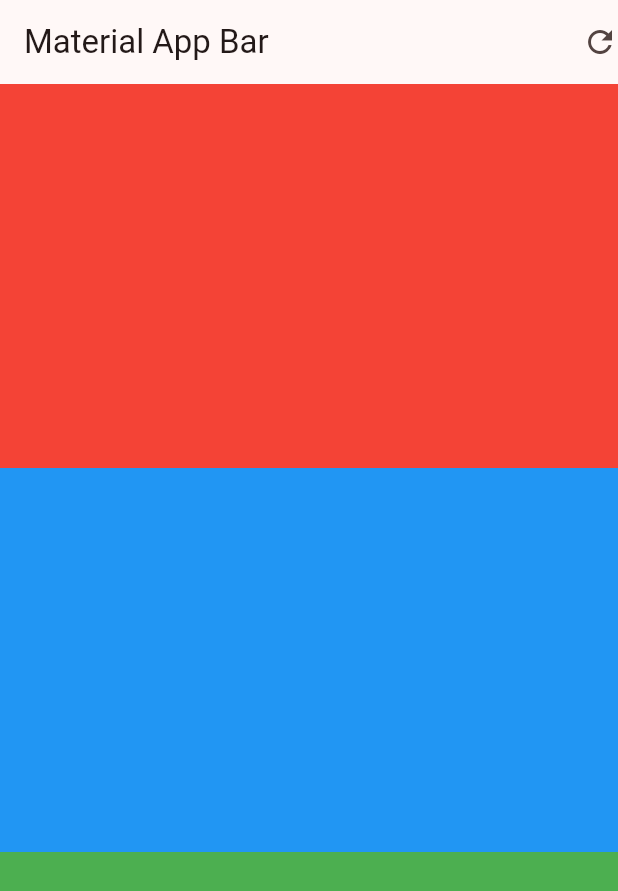
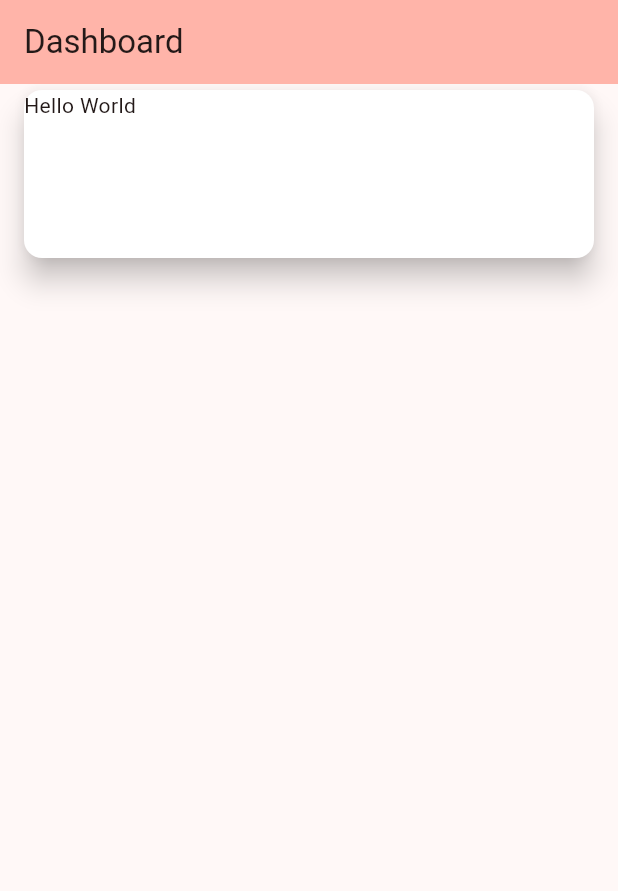
Before and after one commit to kamalnorizan/jpjFlutter, a Flutter app: the screen it shows after launch, on a phone screen of 412 x 824 dp. Shown: the top 891 px of the screen. Run offline on Flutter 3.47's test engine with Material 3 defaults, Android fonts, the phone set to English and light mode, and no system bars.

Commit message:
card dashboard

```diff
--- /dev/null
+++ b/lib/Screen/dashboard.dart
@@ -0,0 +1,32 @@
+import 'package:flutter/material.dart';
+
+class Dashboard extends StatelessWidget {
+  @override
+  Widget build(BuildContext context) {
+    return Scaffold(
+      appBar: AppBar(
+        title: Text('Dashboard'),
+        backgroundColor: Theme.of(context).colorScheme.inversePrimary,
+      ),
+      body: Container(
+        width: double.maxFinite,
+        padding: EdgeInsets.symmetric(horizontal: 12),
+        child: Column(
+          mainAxisSize: MainAxisSize.max,
+          crossAxisAlignment: CrossAxisAlignment.center,
+          children: [
+            Container(
+              width: double.maxFinite,
+              height: 120,
+              child: Card(
+                color: Colors.white,
+                elevation: 8,
+                child: Text('Hello World'),
+              ),
+            )
+          ],
+        ),
+      ),
+    );
+  }
+}
--- a/lib/main.dart
+++ b/lib/main.dart
@@ -1,3 +1,4 @@
+import 'package:dashboard/Screen/dashboard.dart';
 import 'package:flutter/material.dart';
 
 import 'Screen/home.dart';
@@ -33,7 +34,7 @@ class MyApp extends StatelessWidget {
         colorScheme: ColorScheme.fromSeed(seedColor: Colors.red),
         useMaterial3: true,
       ),
-      home: Home(),
+      home: Dashboard(),
     );
   }
 }
```
